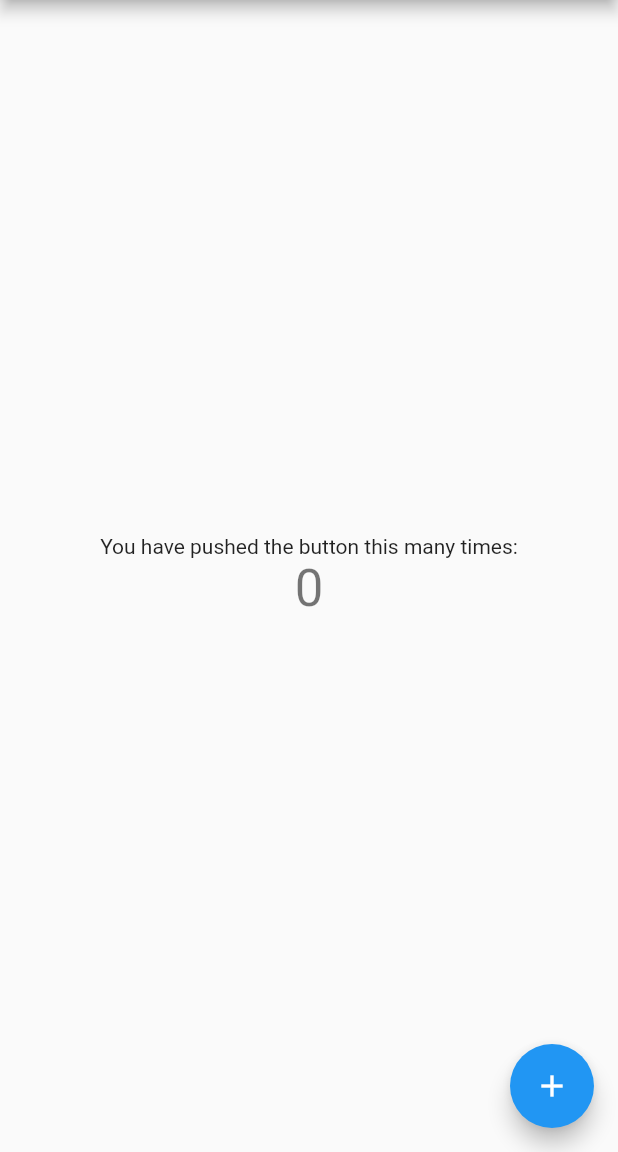
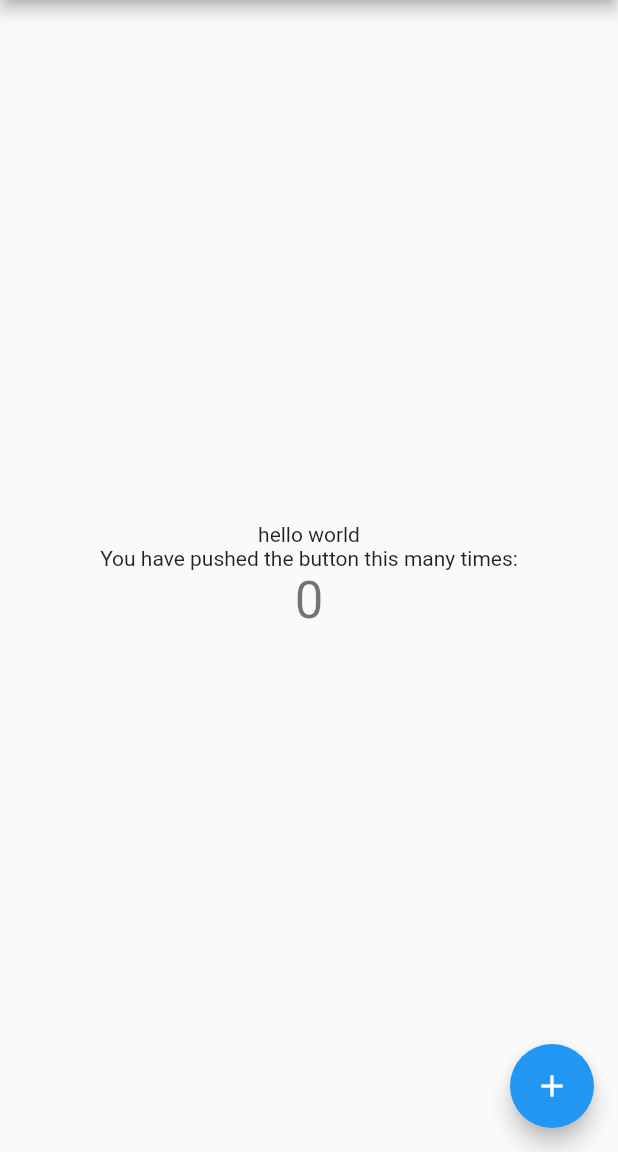
Before and after one commit to gssagor/Flutter-Social-App, a Flutter app: the screen it shows after launch, on a phone screen of 412 x 824 dp, the part 84-1236 px from its top. Run offline on Flutter 3.47's test engine with Material 2 defaults, Android fonts, the phone set to English and light mode, and no system bars.

Commit message:
second commit

```diff
--- a/lib/main.dart
+++ b/lib/main.dart
@@ -95,6 +95,7 @@ class _MyHomePageState extends State<MyHomePage> {
           // horizontal).
           mainAxisAlignment: MainAxisAlignment.center,
           children: <Widget>[
+            Text('hello world'),
             const Text(
               'You have pushed the button this many times:',
             ),
```
